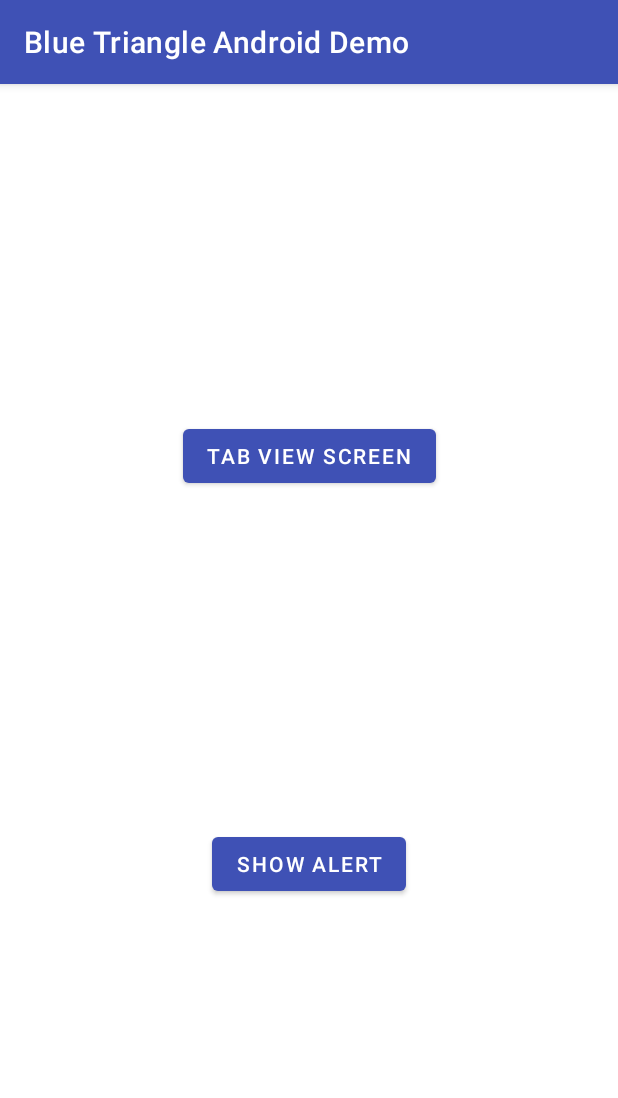
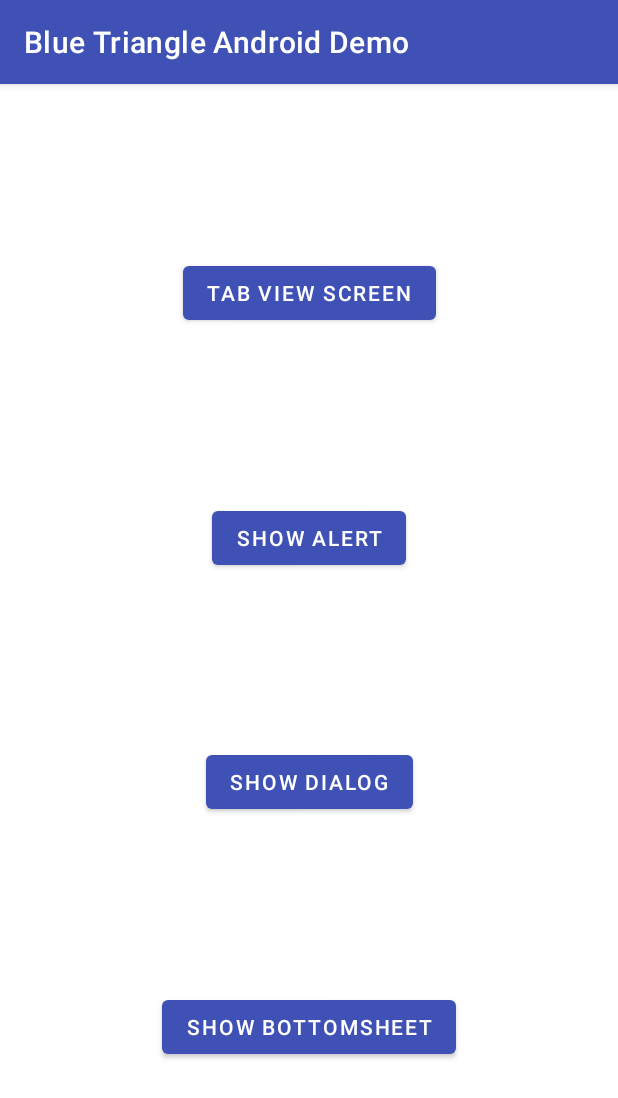
Before and after one commit to blue-triangle-tech/btt-android-sdk, an Android app: the fragment SecondFragment placed in its activity, on a phone screen of 412 x 824 dp. Shown: the top 1098 px of the screen. Run offline under Robolectric (Android 15) with nearby library versions, the phone set to English and light mode, and no system bars; our stand-ins replace data binding.

Commit message:
Add Dialog to test screen tracking

```diff
--- a/app/src/main/java/com/bluetriangle/android/demo/java/screenTracking/SecondFragment.java
+++ b/app/src/main/java/com/bluetriangle/android/demo/java/screenTracking/SecondFragment.java
@@ -34,6 +34,8 @@ public class SecondFragment extends Fragment {
                 .commit());
 
         view.findViewById(R.id.showAlert).setOnClickListener(v -> showDialog());
+        view.findViewById(R.id.showDialog).setOnClickListener(v -> new TestDialog().show(getParentFragmentManager()));
+        view.findViewById(R.id.showBottomSheet).setOnClickListener(v -> new BottomSheetDialog().show(getParentFragmentManager()));
     }
 
     private void showDialog() {
--- a/app/src/main/res/layout/dialog_alert.xml
+++ b/app/src/main/res/layout/dialog_alert.xml
@@ -5,6 +5,7 @@
     <androidx.constraintlayout.widget.ConstraintLayout
         android:layout_width="match_parent"
         android:layout_height="wrap_content"
+        android:minWidth="300dp"
         android:background="#ffffff">
 
         <View
@@ -31,6 +32,7 @@
             app:layout_constraintTop_toTopOf="@id/view" />
 
         <com.google.android.material.textview.MaterialTextView
+            android:id="@+id/txtMessage"
             android:layout_width="wrap_content"
             android:layout_height="wrap_content"
             android:layout_margin="50dp"
@@ -47,6 +49,7 @@
             android:layout_height="wrap_content"
             android:layout_margin="5dp"
             android:text="Ok"
+            android:backgroundTint="@color/colorPrimary"
             android:textColor="#ffffff"
             android:textStyle="bold"
             app:cornerRadius="20dp"
--- a/app/src/main/res/layout/fragment_screen_tracking_second.xml
+++ b/app/src/main/res/layout/fragment_screen_tracking_second.xml
@@ -24,11 +24,32 @@
             android:layout_width="wrap_content"
             android:layout_height="wrap_content"
             android:text="Show Alert"
-            app:layout_constraintBottom_toBottomOf="parent"
+            app:layout_constraintBottom_toTopOf="@+id/showDialog"
             app:layout_constraintEnd_toEndOf="parent"
             app:layout_constraintStart_toStartOf="parent"
             app:layout_constraintTop_toBottomOf="@+id/tabViewScreen" />
 
+        <com.google.android.material.button.MaterialButton
+            android:id="@+id/showDialog"
+            android:layout_width="wrap_content"
+            android:layout_height="wrap_content"
+            android:text="Show Dialog"
+            app:layout_constraintBottom_toTopOf="@+id/showBottomSheet"
+            app:layout_constraintEnd_toEndOf="parent"
+            app:layout_constraintStart_toStartOf="parent"
+            app:layout_constraintTop_toBottomOf="@+id/showAlert" />
+
+        <com.google.android.material.button.MaterialButton
+            android:id="@+id/showBottomSheet"
+            android:layout_width="wrap_content"
+            android:layout_height="wrap_content"
+            android:text="Show BottomSheet"
+            app:layout_constraintBottom_toBottomOf="parent"
+            app:layout_constraintEnd_toEndOf="parent"
+            app:layout_constraintStart_toStartOf="parent"
+            app:layout_constraintTop_toBottomOf="@+id/showDialog" />
+
+
     </androidx.constraintlayout.widget.ConstraintLayout>
 
 </layout>
```
Also changed, not shown: app/src/main/java/com/bluetriangle/android/demo/java/screenTracking/BottomSheetDialog.java (added, +37 -0 lines), app/src/main/java/com/bluetriangle/android/demo/java/screenTracking/TestDialog.java (added, +31 -0 lines), app/src/main/java/com/bluetriangle/android/demo/kotlin/screenTracking/BottomSheetDialog.kt (added, +32 -0 lines), app/src/main/java/com/bluetriangle/android/demo/kotlin/screenTracking/SecondFragment.kt (+8 -0 lines), app/src/main/java/com/bluetriangle/android/demo/kotlin/screenTracking/TestDialog.kt (added, +28 -0 lines), app/src/main/res/values/styles.xml (+8 -0 lines).
